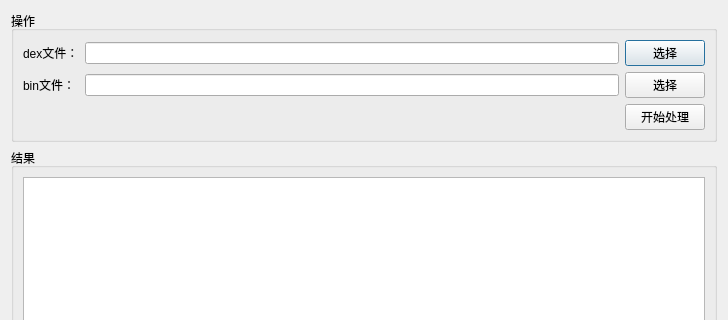
This is ui/fartBin.ui in dqzg12300/fridaUiTools as Qt 5 draws it before an edit; both pictures show x 0 to 728 and y 0 to 320 of the 728 by 556 pixel window. The edited form follows.
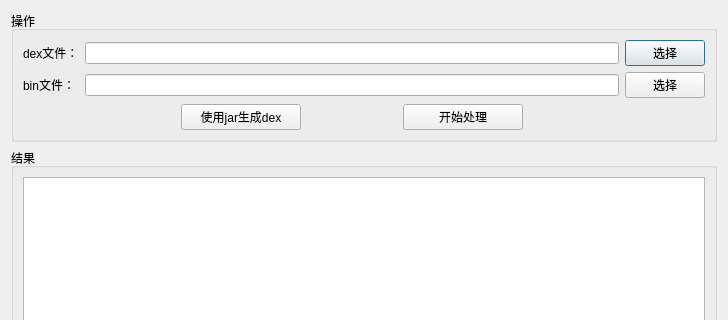
This is the edited form.

Commit message: 增加dex修复，fart的rom api调用（暂未测试）。

```diff
--- a/ui/fartBin.ui
+++ b/ui/fartBin.ui
@@ -60,12 +60,35 @@
         </property>
        </widget>
       </item>
-      <item row="2" column="2">
+      <item row="2" column="1">
+       <layout class="QHBoxLayout" name="horizontalLayout">
+        <item>
+         <widget class="QPushButton" name="btnSubmitJar">
+          <property name="maximumSize">
+           <size>
+            <width>120</width>
+            <height>16777215</height>
+           </size>
+          </property>
+          <property name="text">
+           <string>使用jar生成dex</string>
+          </property>
+         </widget>
+        </item>
+        <item>
        <widget class="QPushButton" name="btnSubmit">
+          <property name="maximumSize">
+           <size>
+            <width>120</width>
+            <height>16777215</height>
+           </size>
+          </property>
         <property name="text">
          <string>开始处理</string>
         </property>
        </widget>
+        </item>
+       </layout>
       </item>
      </layout>
     </widget>
```
Lines whose indentation alone changed are shown as unchanged. The commit also changes 6 other files.
